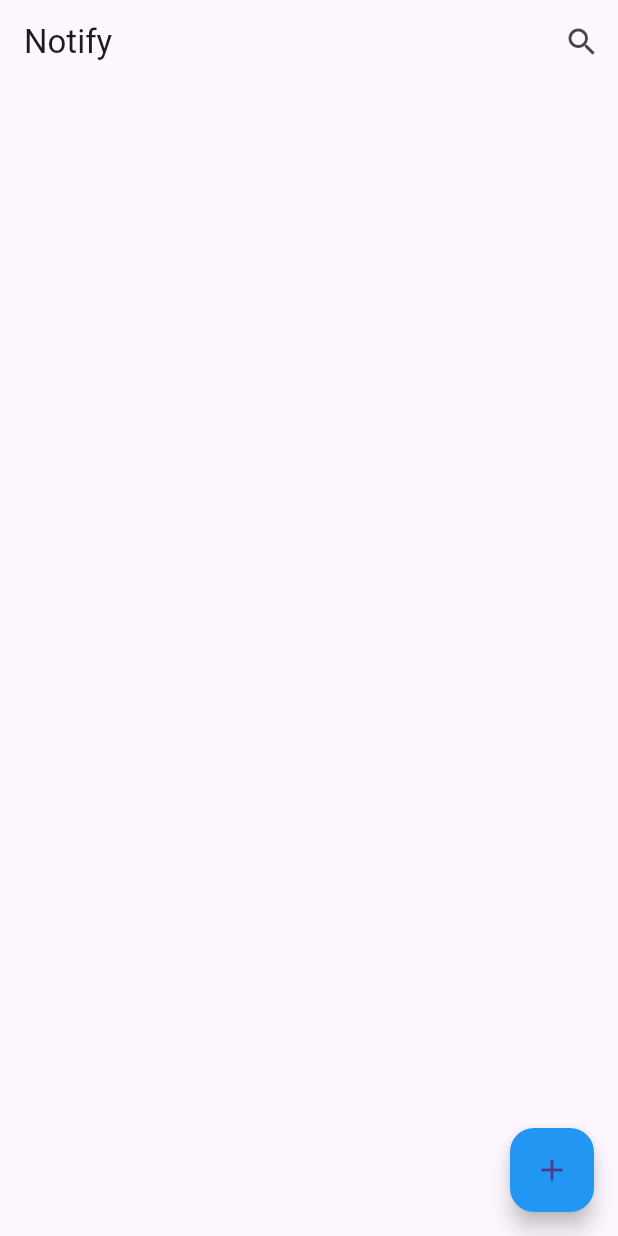
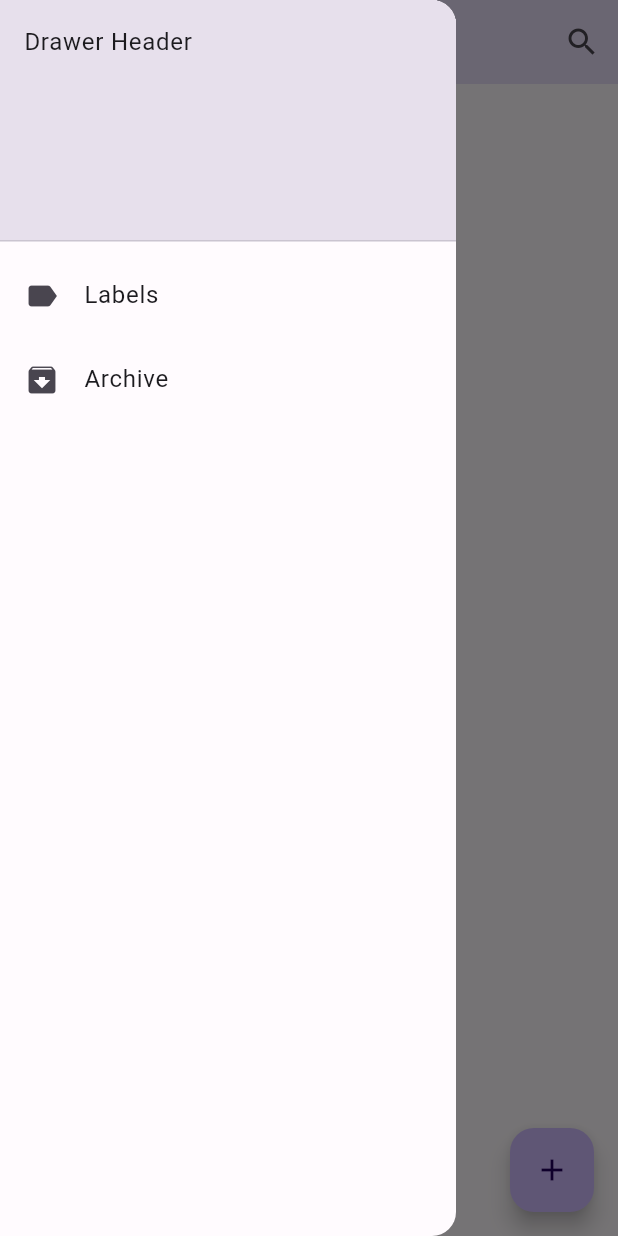
Before and after one commit to explooo/notify, a Flutter app: the screen it shows after launch, with the side drawer open (before the commit the screen has no drawer), on a phone screen of 412 x 824 dp. Run offline on Flutter 3.47's test engine with Material 3 defaults, Android fonts, the phone set to English and light mode, and no system bars; our stand-ins replace dynamic_color, sqflite; accounts and stored records are empty.

Commit message:
improved upon the ui of the app

```diff
--- a/lib/main.dart
+++ b/lib/main.dart
@@ -1,6 +1,8 @@
 import 'package:flutter/material.dart';
 import 'pages/home_screen.dart';
+import 'package:dynamic_color/dynamic_color.dart';
 // import 'pages/login_screen.dart';
+import 'themes/theme_data.dart';
 void main() {
   runApp(const MainApp());
 }
@@ -10,8 +12,15 @@ class MainApp extends StatelessWidget {
 
   @override
   Widget build(BuildContext context) {
-    return  MaterialApp(
-      home: HomeScreen(),
+
+
+    return MaterialApp(
+      theme: ThemeData(useMaterial3: true, colorScheme: lightColorScheme),
+      darkTheme: ThemeData(useMaterial3: true, colorScheme: darkColorScheme),
+      themeMode: ThemeMode.system,
+
+      home:  HomeScreen(),
     );
-  }
+
 }
+}
--- a/lib/pages/home_screen.dart
+++ b/lib/pages/home_screen.dart
@@ -42,6 +42,7 @@ class HomeScreen extends StatelessWidget {
   @override
   Widget build(BuildContext context) {
     return Scaffold(
+      backgroundColor: Theme.of(context).colorScheme.background,
       appBar: PreferredSize(
         preferredSize: Size.fromHeight(kToolbarHeight),
         child: ValueListenableBuilder<List<Map<String, dynamic>>>(
@@ -50,6 +51,8 @@ class HomeScreen extends StatelessWidget {
             if (value.isEmpty) {
               // No notes are selected, show the regular AppBar
               return AppBar(
+                backgroundColor:
+                    Theme.of(context).colorScheme.secondaryContainer,
                 title: Text('Notify'),
                 actions: [
                   IconButton(
@@ -66,6 +69,7 @@ class HomeScreen extends StatelessWidget {
             } else {
               // Some notes are selected, show the custom AppBar
               return AppBar(
+                backgroundColor: Theme.of(context).colorScheme.inversePrimary,
                 leading: IconButton(
                   icon: Icon(Icons.arrow_back),
                   onPressed: () {
@@ -94,6 +98,39 @@ class HomeScreen extends StatelessWidget {
               );
             }
           },
+        ),
+      ),
+      drawer: Drawer(
+        child: ListView(
+          padding: EdgeInsets.zero,
+          children: <Widget>[
+            DrawerHeader(
+              child: Text('Drawer Header'),
+              decoration: BoxDecoration(
+                color: Theme.of(context).colorScheme.surfaceVariant,
+              ),
+            ),
+            ListTile(
+              leading: Icon(Icons.label),
+              title: Text(
+                'Labels',
+              ),
+              onTap: () {
+                // Update the state of the app
+                // Then close the drawer
+                Navigator.pop(context);
+              },
+            ),
+            ListTile(
+              leading: Icon(Icons.archive),
+              title: Text('Archive'),
+              onTap: () {
+                // Update the state of the app
+                // Then close the drawer
+                Navigator.pop(context);
+              },
+            ),
+          ],
         ),
       ),
       body: StreamBuilder<List<Map<String, dynamic>>>(
@@ -130,18 +167,31 @@ class HomeScreen extends StatelessWidget {
                           Navigator.push(
                             context,
                             MaterialPageRoute(
-                          builder: (context) => NoteEditingScreen(note: note),
+                              builder: (context) =>
+                                  NoteEditingScreen(note: note),
                             ),
                           );
                         }
                       },
+                      child: Container(
+                        padding: const EdgeInsets.all(8.0),
+                        child: Padding(
+                          padding:
+                              const EdgeInsets.fromLTRB(6.0, 2.0, 6.0, 4.0),
+                          child: Material(
+                            borderRadius: BorderRadius.circular(10),
+                            color: Theme.of(context).colorScheme.surfaceVariant,
                             child: ListTile(
                               tileColor: selectedNotes.value.any(
-                            (selectedNote) => selectedNote['_id'] == note['_id'])
-                        ? Colors.grey
+                                      (selectedNote) =>
+                                          selectedNote['_id'] == note['_id'])
+                                  ? Theme.of(context).colorScheme.onSecondary
                                   : null,
                               title: Text(note['title']),
                               subtitle: Text(note['content']),
+                            ),
+                          ),
+                        ),
                       ),
                     );
                   },
@@ -162,7 +212,8 @@ class HomeScreen extends StatelessWidget {
           );
         },
         child: const Icon(Icons.add),
-        backgroundColor: Colors.blue,
+        // backgroundColor: Colors.blue,
+        backgroundColor: Theme.of(context).colorScheme.inversePrimary,
       ),
     );
   }
--- /dev/null
+++ b/lib/themes/theme_data.dart
@@ -0,0 +1,69 @@
+import 'package:flutter/material.dart';
+
+const lightColorScheme = ColorScheme(
+  brightness: Brightness.light,
+  primary: Color(0xFF6750A4),
+  onPrimary: Color(0xFFFFFFFF),
+  primaryContainer: Color(0xFFEADDFF),
+  onPrimaryContainer: Color(0xFF21005D),
+  secondary: Color(0xFF625B71),
+  onSecondary: Color(0xFFFFFFFF),
+  secondaryContainer: Color(0xFFE8DEF8),
+  onSecondaryContainer: Color(0xFF1D192B),
+  tertiary: Color(0xFF7D5260),
+  onTertiary: Color(0xFFFFFFFF),
+  tertiaryContainer: Color(0xFFFFD8E4),
+  onTertiaryContainer: Color(0xFF31111D),
+  error: Color(0xFFB3261E),
+  onError: Color(0xFFFFFFFF),
+  errorContainer: Color(0xFFF9DEDC),
+  onErrorContainer: Color(0xFF410E0B),
+  outline: Color(0xFF79747E),
+  background: Color(0xFFFFFBFE),
+  onBackground: Color(0xFF1C1B1F),
+  surface: Color(0xFFFFFBFE),
+  onSurface: Color(0xFF1C1B1F),
+  surfaceVariant: Color(0xFFE7E0EC),
+  onSurfaceVariant: Color(0xFF49454F),
+  inverseSurface: Color(0xFF313033),
+  onInverseSurface: Color(0xFFF4EFF4),
+  inversePrimary: Color(0xFFD0BCFF),
+  shadow: Color(0xFF000000),
+  surfaceTint: Color(0xFF6750A4),
+  outlineVariant: Color(0xFFCAC4D0),
+  scrim: Color(0xFF000000),
+);
+
+const darkColorScheme = ColorScheme(
+  brightness: Brightness.dark,
+  primary: Color(0xFFD0BCFF),
+  onPrimary: Color(0xFF381E72),
+  primaryContainer: Color(0xFF4F378B),
+  onPrimaryContainer: Color(0xFFEADDFF),
+  secondary: Color(0xFFCCC2DC),
+  onSecondary: Color(0xFF332D41),
+  secondaryContainer: Color(0xFF4A4458),
+  onSecondaryContainer: Color(0xFFE8DEF8),
+  tertiary: Color(0xFFEFB8C8),
+  onTertiary: Color(0xFF492532),
+  tertiaryContainer: Color(0xFF633B48),
+  onTertiaryContainer: Color(0xFFFFD8E4),
+  error: Color(0xFFF2B8B5),
+  onError: Color(0xFF601410),
+  errorContainer: Color(0xFF8C1D18),
+  onErrorContainer: Color(0xFFF9DEDC),
+  outline: Color(0xFF938F99),
+  background: Color(0xFF1C1B1F),
+  onBackground: Color(0xFFE6E1E5),
+  surface: Color(0xFF1C1B1F),
+  onSurface: Color(0xFFE6E1E5),
+  surfaceVariant: Color(0xFF49454F),
+  onSurfaceVariant: Color(0xFFCAC4D0),
+  inverseSurface: Color(0xFFE6E1E5),
+  onInverseSurface: Color(0xFF313033),
+  inversePrimary: Color(0xFF6750A4),
+  shadow: Color(0xFF000000),
+  surfaceTint: Color(0xFFD0BCFF),
+  outlineVariant: Color(0xFF49454F),
+  scrim: Color(0xFF000000),
+);
--- a/pubspec.yaml
+++ b/pubspec.yaml
@@ -12,6 +12,7 @@ dependencies:
   sqflite:
   path_provider:
   provider:
+  dynamic_color: ^1.6.9
 dev_dependencies:
   flutter_test:
     sdk: flutter
```
Also changed, not shown: pubspec.lock, 5 other files. Lines whose indentation alone changed are shown as unchanged.
